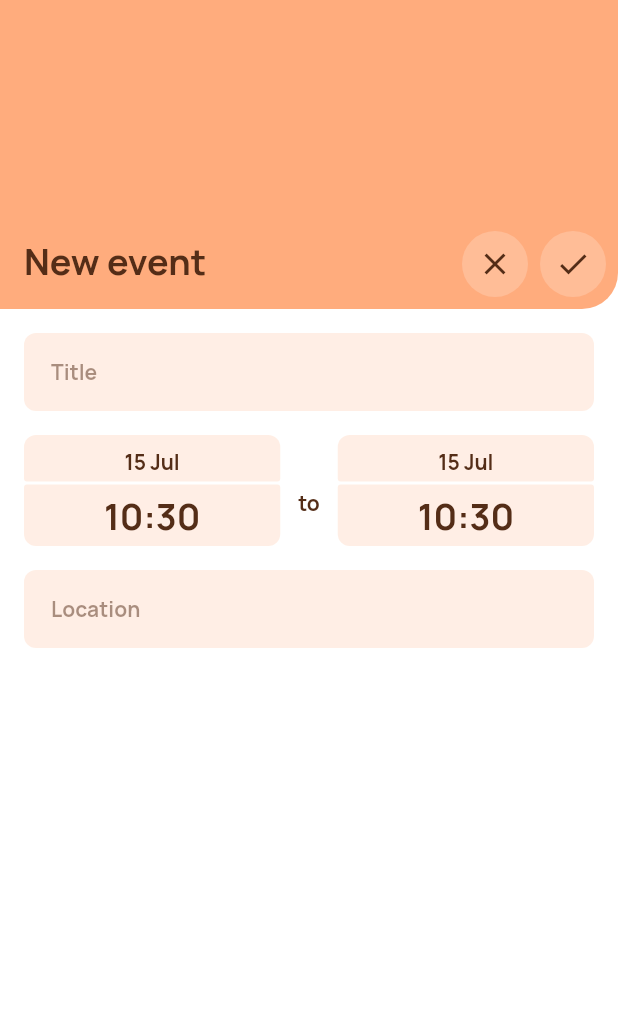
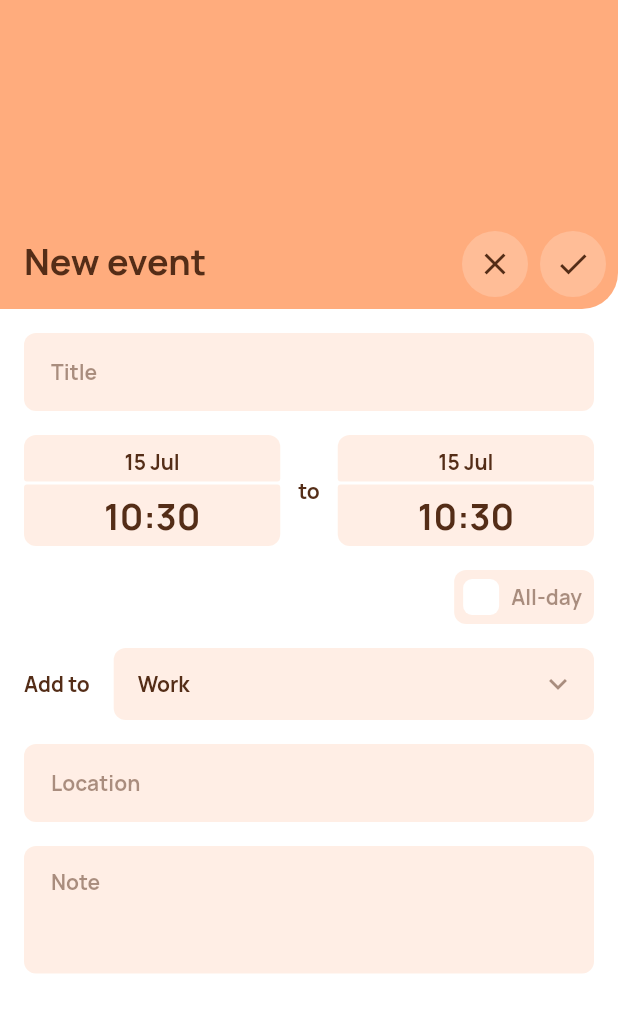
Before and after one commit to ChromiumIV/aholic, a Flutter app: the CreateEventPage screen opened by its route, on a phone screen of 412 x 824 dp. Shown: the top 1013 px of the screen. Run offline on Flutter 3.47's test engine with Material 2 defaults, Android fonts, the phone set to English and light mode, and no system bars; our stand-ins replace auto_route, easy_localization, expandable_page_view, hooks_riverpod, jiffy, yaml; missing offline and left inert: circular_widgets.

Commit message:
feat: implement checkbox, combobox and date/time pickers

```diff
--- a/assets/translations/en.yaml
+++ b/assets/translations/en.yaml
@@ -6,6 +6,7 @@ title:
   register_verify_email: Verify your email
   add_to_timeline: Add to timeline
   new_event: New event
+  select_timeline: Select timeline
 message:
   splash: Next-Gen Life Organizer
   register_password: We'll use your password to encrypt your keys. Please keep it safe and secure.
--- a/lib/presentation/bottom_sheets/ahl_date_picker_bottom_sheet.dart
+++ b/lib/presentation/bottom_sheets/ahl_date_picker_bottom_sheet.dart
@@ -42,10 +42,10 @@ class _AhlDatePickerBottomSheetState extends State<AhlDatePickerBottomSheet> {
   void initState() {
     super.initState();
     if (widget.value != null) {
-      setState(() {
+      //setState(() {
         _selectedDate = widget.value!;
         _visibleDate = DateTime(_selectedDate.year, _selectedDate.month, 1);
-      });
+      //});
       final now = DateTime.now();
       final x = Jiffy([_selectedDate.year, _selectedDate.month, 1])
           .diff(Jiffy([now.year, now.month, 1]), Units.MONTH)
--- a/lib/presentation/pages/create_event_page.dart
+++ b/lib/presentation/pages/create_event_page.dart
@@ -1,3 +1,4 @@
+import 'package:aholic/widgets/ahl_date_picker.dart';
 import 'package:aholic/widgets/ahl_icon_button.dart';
 import 'package:aholic/widgets/ahl_text_field.dart';
 import 'package:easy_localization/easy_localization.dart';
@@ -5,19 +6,27 @@ import 'package:flutter/material.dart';
 import 'package:hooks_riverpod/hooks_riverpod.dart';
 
 import '../../theme/ahl_colors.dart';
+import '../../widgets/ahl_checkbox.dart';
+import '../../widgets/ahl_combo_box.dart';
 import '../../widgets/ahl_date_time_picker.dart';
 import '../../widgets/ahl_scaffold.dart';
 
-class CreateEventPage extends ConsumerWidget {
+class CreateEventPage extends ConsumerStatefulWidget {
   const CreateEventPage({Key? key}) : super(key: key);
 
   @override
-  Widget build(BuildContext context, WidgetRef ref) {
+  ConsumerState<ConsumerStatefulWidget> createState() =>
+      _CreateEventPageState();
+}
+
+class _CreateEventPageState extends ConsumerState<CreateEventPage> {
+  bool _isAllDay = false;
+
+  @override
+  Widget build(BuildContext context) {
     return AhlScaffold(
       body: Column(children: [
-        Padding(
-          padding: const EdgeInsets.only(bottom: 16),
-          child: Container(
+        Container(
           height: MediaQuery.of(context).size.height / 4,
           decoration: const BoxDecoration(
             color: AhlColors.orange,
@@ -62,28 +71,38 @@ class CreateEventPage extends ConsumerWidget {
             ),
           ),
         ),
-        ),
-        Padding(
-          padding: const EdgeInsets.symmetric(horizontal: 16),
-          child: AhlTextField(
+        Expanded(
+          child: SingleChildScrollView(
+            padding: const EdgeInsets.fromLTRB(16, 16, 16, 36),
+            physics: const BouncingScrollPhysics(),
+            child: Column(
+              children: [
+                AhlTextField(
                   hintText: 'label.title'.tr(),
                   fillColor: AhlColors.orange.withOpacity(0.2),
                   textColor: AhlColors.darkOrange,
                   hintColor: AhlColors.darkOrange.withOpacity(0.5),
                   padding: const EdgeInsets.only(bottom: 16),
                 ),
-        ),
                 Padding(
-          padding: const EdgeInsets.symmetric(horizontal: 16),
+                  padding: const EdgeInsets.only(bottom: 16),
                   child: Row(
                     children: [
                       Expanded(
-                child: AhlDateTimePicker(
+                        child: _isAllDay
+                            ? AhlDatePicker(
                                 fillColor: AhlColors.orange,
                                 textColor: AhlColors.darkOrange,
-                  bottomSheetSubtitle: 'label.from'.tr(),
+                                datePickerSubtitle: 'label.from'.tr(),
                                 value: DateTime.now(),
-                  padding: const EdgeInsets.only(bottom: 16),
+                                padding: const EdgeInsets.all(0),
+                              )
+                            : AhlDateTimePicker(
+                                fillColor: AhlColors.orange,
+                                textColor: AhlColors.darkOrange,
+                                datePickerSubtitle: 'label.from'.tr(),
+                                value: DateTime.now(),
+                                padding: const EdgeInsets.all(0),
                               ),
                       ),
                       Padding(
@@ -97,26 +116,92 @@ class CreateEventPage extends ConsumerWidget {
                         ),
                       ),
                       Expanded(
-                child: AhlDateTimePicker(
+                        child: _isAllDay
+                            ? AhlDatePicker(
                                 fillColor: AhlColors.orange,
                                 textColor: AhlColors.darkOrange,
-                  bottomSheetSubtitle: 'label.to'.tr(),
+                                datePickerSubtitle: 'label.to'.tr(),
                                 value: DateTime.now(),
-                  padding: const EdgeInsets.only(bottom: 16),
+                                padding: const EdgeInsets.all(0),
+                              )
+                            : AhlDateTimePicker(
+                                fillColor: AhlColors.orange,
+                                textColor: AhlColors.darkOrange,
+                                datePickerSubtitle: 'label.to'.tr(),
+                                value: DateTime.now(),
+                                padding: const EdgeInsets.all(0),
                               ),
                       ),
                     ],
                   ),
                 ),
+                Align(
+                  alignment: Alignment.centerRight,
+                  child: AhlCheckbox(
+                    label: 'label.all_day'.tr(),
+                    fillColor: AhlColors.orange,
+                    textColor: AhlColors.darkOrange,
+                    padding: const EdgeInsets.only(bottom: 16),
+                    value: _isAllDay,
+                    onChanged: (isAllDay) =>
+                        setState(() => _isAllDay = isAllDay),
+                  ),
+                ),
                 Padding(
-          padding: const EdgeInsets.symmetric(horizontal: 16),
-          child: AhlTextField(
+                  padding: const EdgeInsets.only(bottom: 16),
+                  child: Row(
+                    children: [
+                      Padding(
+                        padding: const EdgeInsets.only(right: 16),
+                        child: Text(
+                          'label.add_to'.tr(),
+                          style: Theme.of(context)
+                              .textTheme
+                              .bodyText1
+                              ?.copyWith(color: AhlColors.darkOrange),
+                        ),
+                      ),
+                      Expanded(
+                        child: AhlComboBox(
+                          title: 'title.select_timeline'.tr(),
+                          items: [
+                            'Work',
+                            'Private',
+                            'Test1',
+                            'Test2',
+                            'Test3',
+                            'Official Calendar 2022',
+                            'Aholic',
+                            'Awesome App'
+                          ],
+                          selectedItem: 'Work',
+                          fillColor: AhlColors.orange,
+                          textColor: AhlColors.darkOrange,
+                        ),
+                      ),
+                    ],
+                  ),
+                ),
+                AhlTextField(
                   hintText: 'label.location'.tr(),
                   fillColor: AhlColors.orange.withOpacity(0.2),
                   textColor: AhlColors.darkOrange,
                   hintColor: AhlColors.darkOrange.withOpacity(0.5),
                   padding: const EdgeInsets.only(bottom: 16),
                 ),
+                AhlTextField(
+                  hintText: 'label.note'.tr(),
+                  fillColor: AhlColors.orange.withOpacity(0.2),
+                  textColor: AhlColors.darkOrange,
+                  hintColor: AhlColors.darkOrange.withOpacity(0.5),
+                  padding: const EdgeInsets.only(bottom: 16),
+                  keyboardType: TextInputType.multiline,
+                  minLines: 3,
+                  maxLines: 6,
+                ),
+              ],
+            ),
+          ),
         ),
       ]),
     );
--- a/lib/widgets/ahl_animated_container.dart
+++ b/lib/widgets/ahl_animated_container.dart
@@ -35,13 +35,27 @@ class AhlAnimatedContainer extends StatefulWidget {
 class _AhlAnimatedContainerState extends State<AhlAnimatedContainer> {
   bool _isPressed = false;
 
+  Offset? _pointerPosition;
+
   @override
   Widget build(BuildContext context) {
-    return GestureDetector(
+    return Listener(
+      onPointerDown: (ev) {
+        _pointerPosition = ev.position;
+      },
+      onPointerUp: (ev) {
+        if (_pointerPosition?.dx != ev.position.dx ||
+            _pointerPosition?.dy != ev.position.dy) {
+          setState(() => _isPressed = false);
+        }
+      },
+      child: GestureDetector(
         onLongPressDown: (_) => setState(() => _isPressed = true),
         onLongPressUp: () => setState(() => _isPressed = false),
         onLongPressCancel: () => setState(() => _isPressed = false),
-      onPanCancel: () => setState(() => _isPressed = false),
+        // onVerticalDragUpdate: (_) => setState(() => _isPressed = false),
+        // onHorizontalDragUpdate: (_) => setState(() => _isPressed = false),
+        // onPanCancel: () => setState(() => _isPressed = false),
         // onTapCancel: () => setState(() => _isPressed = false),
         onTap: widget.onTap,
         child: AnimatedContainer(
@@ -61,6 +75,7 @@ class _AhlAnimatedContainerState extends State<AhlAnimatedContainer> {
               : null,
           child: widget.builder != null ? widget.builder!(_isPressed) : null,
         ),
+      ),
     );
   }
 }
--- /dev/null
+++ b/lib/widgets/ahl_checkbox.dart
@@ -0,0 +1,101 @@
+import 'package:aholic/widgets/ahl_animated_container.dart';
+import 'package:flutter/material.dart';
+
+import '../theme/ahl_colors.dart';
+
+class AhlCheckbox extends StatefulWidget {
+  const AhlCheckbox({
+    Key? key,
+    this.value = false,
+    this.label,
+    this.onChanged,
+    this.fillColor = AhlColors.primary40,
+    this.textColor = AhlColors.primary,
+    this.isEnabled = true,
+    this.padding = const EdgeInsets.only(bottom: 12),
+  }) : super(key: key);
+
+  final bool value;
+  final String? label;
+  final Function(bool value)? onChanged;
+  final Color fillColor;
+  final Color textColor;
+  final bool isEnabled;
+  final EdgeInsets padding;
+
+  @override
+  State<AhlCheckbox> createState() => _AhlCheckboxState();
+}
+
+class _AhlCheckboxState extends State<AhlCheckbox> {
+  bool _value = false;
+
+  @override
+  void initState() {
+    super.initState();
+    //setState(() {
+    _value = widget.value;
+    //});
+  }
+
+  @override
+  Widget build(BuildContext context) {
+    return Padding(
+      padding: widget.padding,
+      child: AhlAnimatedContainer(
+        onTap: () {
+          setState(() {
+            _value = !_value;
+          });
+          if (widget.onChanged != null) {
+            widget.onChanged!(_value);
+          }
+        },
+        builder: (isPressed) => Padding(
+          padding: const EdgeInsets.fromLTRB(6, 6, 8, 6),
+          child: Row(
+            mainAxisSize: MainAxisSize.min,
+            children: [
+              Container(
+                decoration: BoxDecoration(
+                    color: _value
+                        ? (isPressed
+                            ? widget.textColor
+                            : Colors.white.withOpacity(0.5))
+                        : (isPressed ? widget.fillColor : Colors.white),
+                    borderRadius: BorderRadius.circular(6)),
+                child: Icon(
+                  Icons.check,
+                  color: _value
+                      ? (isPressed ? Colors.white : widget.textColor)
+                      : Colors.transparent,
+                ),
+              ),
+              if (widget.label != null)
+                Padding(
+                  padding: const EdgeInsets.only(left: 8),
+                  child: Text(
+                    widget.label!,
+                    style: Theme.of(context).textTheme.bodyText1?.copyWith(
+                        color: _value
+                            ? (isPressed ? Colors.white : widget.textColor)
+                            : (isPressed
+                                ? widget.textColor
+                                : widget.textColor.withOpacity(0.5))),
+                  ),
+                ),
+            ],
+          ),
+        ),
+        decorationBuilder: (isPressed) => BoxDecoration(
+          color: _value
+              ? (isPressed ? widget.textColor : widget.fillColor)
+              : (isPressed
+                  ? widget.fillColor
+                  : widget.fillColor.withOpacity(0.2)),
+          borderRadius: BorderRadius.circular(8),
+        ),
+      ),
+    );
+  }
+}
--- /dev/null
+++ b/lib/widgets/ahl_combo_box.dart
@@ -0,0 +1,105 @@
+import 'package:aholic/presentation/bottom_sheets/ahl_bottom_sheet.dart';
+import 'package:aholic/widgets/ahl_animated_container.dart';
+import 'package:flutter/material.dart';
+
+import '../presentation/bottom_sheets/ahl_select_item_bottom_sheet.dart';
+import '../theme/ahl_colors.dart';
+
+class AhlComboBox<T> extends StatefulWidget {
+  const AhlComboBox({
+    Key? key,
+    required this.items,
+    this.title,
+    this.selectedItem,
+    this.itemBuilder,
+    this.fillColor = AhlColors.primary40,
+    this.textColor = AhlColors.primary,
+    this.onItemSelected,
+  }) : super(key: key);
+
+  final String? title;
+  final List<T> items;
+  final T? selectedItem;
+  final AhlSelectableItem Function(T?)? itemBuilder;
+  final Color fillColor;
+  final Color textColor;
+  final void Function(T?)? onItemSelected;
+
+  @override
+  State<AhlComboBox<T>> createState() => _AhlComboBoxState<T>();
+}
+
+class _AhlComboBoxState<T> extends State<AhlComboBox<T>> {
+  T? _selectedItem;
+
+  @override
+  void initState() {
+    super.initState();
+    _selectedItem = widget.selectedItem;
+  }
+
+  @override
+  Widget build(BuildContext context) {
+    return AhlAnimatedContainer(
+      builder: (isPressed) {
+        final title = _selectedItem == null
+            ? ''
+            : widget.itemBuilder != null
+                ? widget.itemBuilder!(_selectedItem).title
+                : _selectedItem.toString();
+        final textColor = isPressed ? Colors.white : widget.textColor;
+        final iconColor = textColor.withOpacity(0.5);
+        return Padding(
+          padding: const EdgeInsets.fromLTRB(16, 12, 12, 12),
+          child: Row(
+            children: [
+              Expanded(
+                child: Text(
+                  title,
+                  style: Theme.of(context)
+                      .textTheme
+                      .bodyText1
+                      ?.copyWith(color: textColor),
+                ),
+              ),
+              Icon(
+                Icons.expand_more,
+                color: iconColor,
+              ),
+            ],
+          ),
+        );
+      },
+      decorationBuilder: (isPressed) {
+        final fillColor =
+            isPressed ? widget.textColor : widget.fillColor.withOpacity(0.2);
+        return BoxDecoration(
+          color: fillColor,
+          borderRadius: BorderRadius.circular(8),
+        );
+      },
+      onTap: () {
+        showAhlBottomSheet(
+          context: context,
+          isScrollControlled: false,
+          bottomSheet: AhlSelectItemBottomSheet(
+            items: widget.items,
+            title: widget.title,
+            selectedItem: _selectedItem,
+            itemBuilder: widget.itemBuilder,
+            fillColor: widget.fillColor,
+            textColor: widget.textColor,
+            onItemSelected: (T? item) {
+              setState(() {
+                _selectedItem = item;
+              });
+              if (widget.onItemSelected != null) {
+                widget.onItemSelected!(_selectedItem);
+              }
+            },
+          ),
+        );
+      },
+    );
+  }
+}
--- a/lib/widgets/ahl_date_time_picker.dart
+++ b/lib/widgets/ahl_date_time_picker.dart
@@ -14,7 +14,7 @@ class AhlDateTimePicker extends StatefulWidget {
     this.fillColor = AhlColors.primary20,
     this.textColor = AhlColors.primary,
     this.hoverTextColor = Colors.white,
-    this.bottomSheetSubtitle,
+    this.datePickerSubtitle,
     required this.value,
     this.onUpdated,
     this.padding = const EdgeInsets.only(bottom: 12),
@@ -23,7 +23,7 @@ class AhlDateTimePicker extends StatefulWidget {
   final Color fillColor;
   final Color textColor;
   final Color hoverTextColor;
-  final String? bottomSheetSubtitle;
+  final String? datePickerSubtitle;
   final DateTime value;
   final void Function(DateTime dateTime)? onUpdated;
   final EdgeInsets padding;
@@ -38,9 +38,9 @@ class _AhlDateTimePickerState extends State<AhlDateTimePicker> {
   @override
   void initState() {
     super.initState();
-    setState(() {
-      _value = widget.value;
-    });
+    //setState(() {
+    _value = widget.value;
+    //});
   }
 
   @override
@@ -77,7 +77,7 @@ class _AhlDateTimePickerState extends State<AhlDateTimePicker> {
                 context: context,
                 bottomSheet: AhlDatePickerBottomSheet(
                   value: _value,
-                  subtitle: widget.bottomSheetSubtitle,
+                  subtitle: widget.datePickerSubtitle,
                   fillColor: widget.fillColor,
                   textColor: widget.textColor,
                   onDateSelected: (selectedDate) {
--- a/lib/widgets/ahl_text_field.dart
+++ b/lib/widgets/ahl_text_field.dart
@@ -16,6 +16,9 @@ class AhlTextField extends StatefulWidget {
     this.selectAllOnFocus = true,
     this.value,
     this.padding = const EdgeInsets.only(bottom: 12),
+    this.keyboardType,
+    this.minLines,
+    this.maxLines,
   }) : super(key: key);
 
   final bool autofocus;
@@ -29,6 +32,9 @@ class AhlTextField extends StatefulWidget {
   final bool selectAllOnFocus;
   final String? value;
   final EdgeInsets padding;
+  final TextInputType? keyboardType;
+  final int? minLines;
+  final int? maxLines;
 
   @override
   State<AhlTextField> createState() => _AhlTextFieldState();
@@ -85,6 +91,9 @@ class _AhlTextFieldState extends State<AhlTextField> {
               child: TextField(
                 autofocus: widget.autofocus,
                 controller: _controller,
+                keyboardType: widget.keyboardType,
+                maxLines: widget.maxLines,
+                minLines: widget.minLines,
                 cursorColor: widget.textColor,
                 style: Theme.of(context)
                     .textTheme
```
Also changed, not shown: lib/presentation/bottom_sheets/ahl_bottom_sheet.dart (+6 -3 lines), lib/presentation/bottom_sheets/ahl_select_item_bottom_sheet.dart (added, +170 -0 lines), lib/presentation/bottom_sheets/ahl_time_picker_bottom_sheet.dart (+4 -4 lines), lib/widgets/ahl_date_picker.dart (added, +82 -0 lines). Lines whose indentation alone changed are shown as unchanged.
